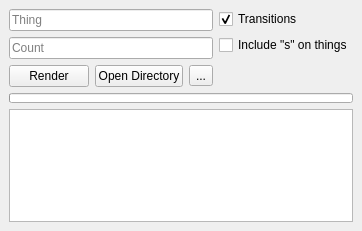
This is mainwindow.ui in MrSuspicious0/bumblefuck as Qt 5 draws it before an edit. The edited form follows.
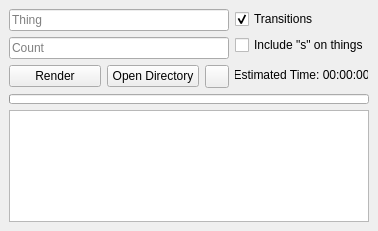
This is the edited form. Icons and pictures are not drawn.

What changed in the file:
```diff
--- a/mainwindow.ui
+++ b/mainwindow.ui
@@ -6,19 +6,19 @@
    <rect>
     <x>0</x>
     <y>0</y>
-    <width>362</width>
+    <width>378</width>
     <height>231</height>
    </rect>
   </property>
   <property name="minimumSize">
    <size>
-    <width>362</width>
+    <width>378</width>
     <height>231</height>
    </size>
   </property>
   <property name="maximumSize">
    <size>
-    <width>364</width>
+    <width>378</width>
     <height>231</height>
    </size>
   </property>
@@ -89,7 +89,11 @@
             <item>
              <widget class="QToolButton" name="btnMusicManager">
               <property name="text">
-               <string>...</string>
+               <string/>
+              </property>
+              <property name="icon">
+               <iconset resource="icon.qrc">
+                <normaloff>:/dancingbee.ico</normaloff>:/dancingbee.ico</iconset>
               </property>
              </widget>
             </item>
@@ -120,8 +124,14 @@
         </item>
         <item>
          <widget class="QLabel" name="lblEstimation">
+          <property name="maximumSize">
+           <size>
+            <width>133</width>
+            <height>16777215</height>
+           </size>
+          </property>
           <property name="text">
-           <string/>
+           <string>Estimated Time: 00:00:00</string>
           </property>
           <property name="alignment">
            <set>Qt::AlignCenter</set>
```
Left out of the diff: 3 changed lines with no effect on the pictures.
